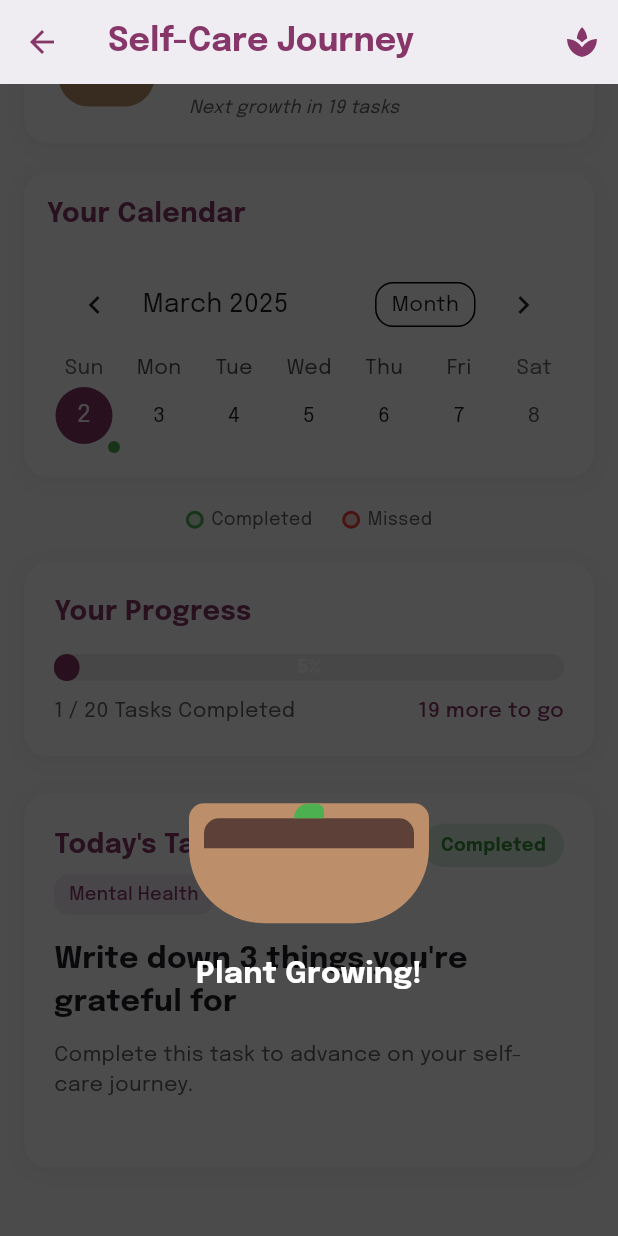
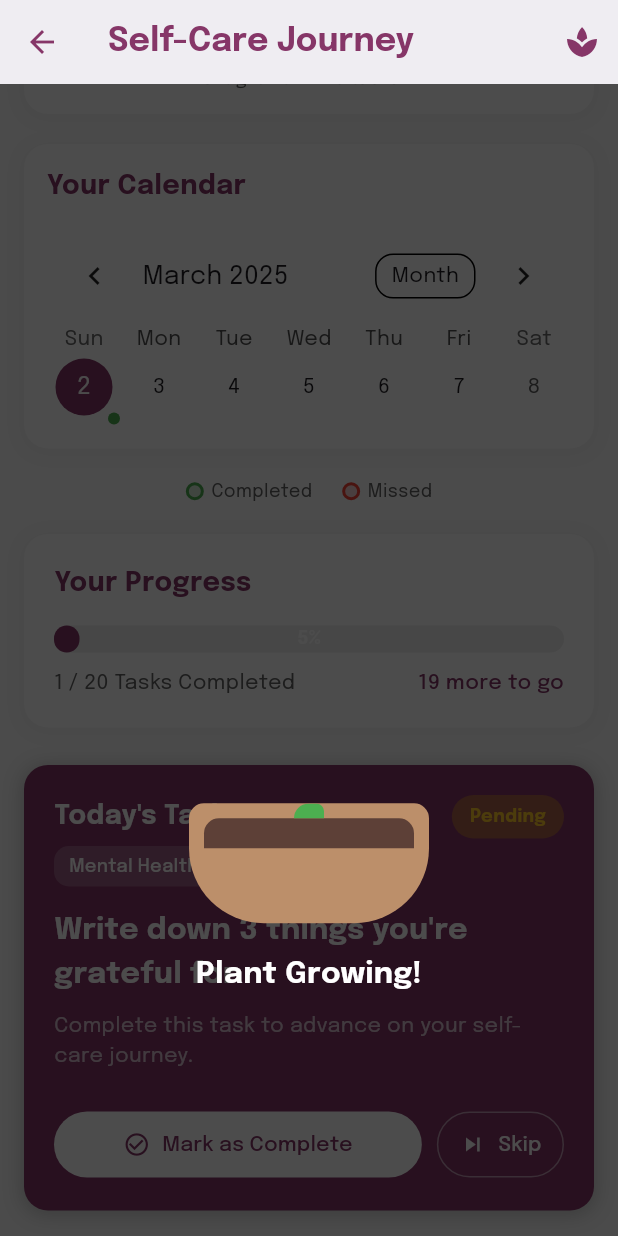
Before and after one commit to adahaggarwal/inner-glow, a Flutter app: the SelfCareTasksScreen screen opened directly, scrolled down 346 dp, after a tap on "Mark as Complete", on a phone screen of 412 x 824 dp. Run offline on Flutter 3.47's test engine with Material 3 defaults, Android fonts, the phone set to English and light mode, and no system bars; drawn by our look-alikes of percent_indicator, table_calendar; our stand-ins replace confetti, just_audio, permission_handler, shared_preferences, speech_to_text; missing offline and left inert: audio_session; accounts and stored records are empty.

Commit message:
ui changes

```diff
--- a/lib/constants/colors.dart
+++ b/lib/constants/colors.dart
@@ -3,3 +3,4 @@
 const Color textcol = Color(0xFF371B34);
 const Color bg = Color(0xFF863668);
 const Color primaryColor = Color(0xFF863668);
+const Color lightp = Color.fromARGB(255, 245, 192, 224);
--- a/lib/screens/bloombuddy.dart
+++ b/lib/screens/bloombuddy.dart
@@ -48,15 +48,17 @@
 
   @override
   Widget build(BuildContext context) {
-    final int growthStage = (widget.completedTasks / 25).floor();
+    final int growthStage = (widget.completedTasks / 20).floor();
     // Calculate next growth threshold
-    final int nextGrowthAt = (growthStage + 1) * 25;
+    final int nextGrowthAt = (growthStage + 1) * 20;
     // Tasks remaining for next stage
     final int tasksRemaining = nextGrowthAt - widget.completedTasks;
 
     return Scaffold(
       appBar: AppBar(
-        title: const Text('Bloom Buddy'),
+        centerTitle: true,
+        title: const Text('Bloom Buddy', style: TextStyle(color: Colors.white),),
+        leading: Icon(Icons.arrow_back, color: Colors.white,),
         backgroundColor: Color(0xFF863668),
       ),
       body: Container(
@@ -178,7 +180,7 @@
   const PlantWidget({
     Key? key,
     required this.completedTasks,
-    this.size = 180,
+    this.size = 250,
   }) : super(key: key);
 
   @override
--- a/lib/screens/self_care_tasks_screen.dart
+++ b/lib/screens/self_care_tasks_screen.dart
@@ -1,4 +1,5 @@
 import 'package:flutter/material.dart';
+import 'package:innerglow/constants/colors.dart';
 import 'package:table_calendar/table_calendar.dart';
 import 'package:percent_indicator/linear_percent_indicator.dart';
 import 'package:confetti/confetti.dart';
@@ -19,7 +20,7 @@
   DateTime _selectedDay = DateTime.now();
 
   // Track task completion status
-  Map<String, bool> _completedTasks = {};
+  Map<String, List<String>> _completedTasks = {};
   Map<String, bool> _missedTasks = {};
 
   // Current task details
@@ -98,7 +99,6 @@
     return "${date.year}-${date.month}-${date.day}";
   }
 
-  // Load saved data from SharedPreferences
   Future<void> _loadSavedData() async {
     final prefs = await SharedPreferences.getInstance();
 
@@ -106,7 +106,17 @@
       // Load completed tasks
       final completedTasksJson = prefs.getString('completedTasks');
       if (completedTasksJson != null) {
-        _completedTasks = Map<String, bool>.from(jsonDecode(completedTasksJson));
+        Map<String, dynamic> rawCompletedTasks = jsonDecode(completedTasksJson);
+        _completedTasks = rawCompletedTasks.map((key, value) {
+          // Ensure the value is converted to a List<String>
+          if (value is List) {
+            return MapEntry(key, List<String>.from(value));
+          } else if (value is bool && value) {
+            // Handle legacy data (Map<String, bool>)
+            return MapEntry(key, ["default_task"]);
+          }
+          return MapEntry(key, []);
+        });
       }
 
       // Load missed tasks
@@ -250,7 +260,7 @@
           calendarBuilders: CalendarBuilders(
             markerBuilder: (context, date, events) {
               final dateKey = _formatDateKey(date);
-              final isCompleted = _completedTasks[dateKey] == true;
+              final isCompleted = _completedTasks.containsKey(dateKey) && _completedTasks[dateKey]!.isNotEmpty;
               final isMissed = _missedTasks[dateKey] == true;
 
               if (isCompleted || isMissed) {
@@ -271,7 +281,7 @@
             },
             defaultBuilder: (context, day, focusedDay) {
               final dateKey = _formatDateKey(day);
-              final isCompleted = _completedTasks[dateKey] == true;
+              final isCompleted = _completedTasks.containsKey(dateKey) && _completedTasks[dateKey]!.isNotEmpty;
               final isMissed = _missedTasks[dateKey] == true;
 
               if (isCompleted || isMissed) {
@@ -301,13 +311,17 @@
   );
 }
 
-  // Complete a task
   void _completeTask() {
     final today = _formatDateKey(_selectedDay);
 
     setState(() {
-      _completedTasks[today] = true;
-      _missedTasks.remove(today);
+      // Add the current task to the list of completed tasks for today
+      if (!_completedTasks.containsKey(today)) {
+        _completedTasks[today] = [];
+      }
+      _completedTasks[today]!.add(currentTaskTitle);
+
+      // Increment counters
       stepsCompleted++;
       totalLifetimeCompleted++;
       progressValue = stepsCompleted / totalSteps;
@@ -334,12 +348,16 @@
     _saveData();
   }
 
-  // Skip a task
+  //skip task
   void _skipTask() {
   final today = _formatDateKey(_selectedDay);
 
   setState(() {
+    // Mark the day as missed only if no tasks have been completed today
+    if (!_completedTasks.containsKey(today) || _completedTasks[today]!.isEmpty) {
       _missedTasks[today] = true;
+    }
+
     _assignNewTask();
   });
 
@@ -786,11 +804,11 @@
 
   return Container(
     decoration: BoxDecoration(
-        color: Colors.white,
+      color: bg,
       borderRadius: BorderRadius.circular(16),
       boxShadow: [
         BoxShadow(
-            color: Colors.grey.withOpacity(0.1),
+          color: Colors.black.withOpacity(0.2),
           spreadRadius: 1,
           blurRadius: 10,
           offset: const Offset(0, 2),
@@ -806,16 +824,16 @@
           children: [
             Text(
               isToday ? "Today's Task" : "Task for ${_selectedDay.day}/${_selectedDay.month}/${_selectedDay.year}",
-                style: TextStyle(fontSize: 18, fontWeight: FontWeight.bold, color: primaryColor),
+              style: TextStyle(fontSize: 18, fontWeight: FontWeight.bold, color: Colors.white),
             ),
             Container(
               padding: const EdgeInsets.symmetric(horizontal: 12, vertical: 6),
               decoration: BoxDecoration(
                 color: isCompleted
-                      ? Colors.green.withOpacity(0.2)
+                    ? Colors.green.withOpacity(0.3)
                     : isMissed
-                          ? Colors.red.withOpacity(0.2)
-                          : Colors.blue.withOpacity(0.2),
+                        ? Colors.red.withOpacity(0.3)
+                        : Colors.amber.withOpacity(0.3),
                 borderRadius: BorderRadius.circular(20),
               ),
               child: Text(
@@ -824,10 +842,10 @@
                   fontSize: 12,
                   fontWeight: FontWeight.bold,
                   color: isCompleted
-                        ? Colors.green[700]
+                      ? Colors.green[400]
                       : isMissed
-                            ? Colors.red[700]
-                            : Colors.blue[700],
+                          ? Colors.red[400]
+                          : Colors.amber[400],
                 ),
               ),
             ),
@@ -837,14 +855,14 @@
         Container(
           padding: const EdgeInsets.symmetric(horizontal: 10, vertical: 5),
           decoration: BoxDecoration(
-              color: primaryColor.withOpacity(0.1),
+            color: Colors.white.withOpacity(0.2),
             borderRadius: BorderRadius.circular(10),
           ),
           child: Text(
             currentTaskCategory,
             style: TextStyle(
               fontSize: 12,
-                color: primaryColor,
+              color: Colors.white,
               fontWeight: FontWeight.w500,
             ),
           ),
@@ -852,12 +870,12 @@
         const SizedBox(height: 15),
         Text(
           currentTaskTitle,
-            style: const TextStyle(fontSize: 20, fontWeight: FontWeight.bold),
+          style: const TextStyle(fontSize: 20, fontWeight: FontWeight.bold, color: Colors.white),
         ),
         const SizedBox(height: 10),
         Text(
           currentTaskDescription,
-            style: TextStyle(fontSize: 14, color: Colors.grey[700]),
+          style: TextStyle(fontSize: 14, color: Colors.white.withOpacity(0.7)),
         ),
         const SizedBox(height: 25),
         if (isToday && !isCompleted && !isMissed)
@@ -869,10 +887,13 @@
                   icon: const Icon(Icons.check_circle_outline),
                   label: const Text("Mark as Complete"),
                   style: ElevatedButton.styleFrom(
-                      backgroundColor: primaryColor,
-                      foregroundColor: Colors.white,
+                    backgroundColor: Colors.white,
+                    foregroundColor: bg,
                     elevation: 0,
-                      shape: RoundedRectangleBorder(borderRadius: BorderRadius.circular(30)),
+                    shape: RoundedRectangleBorder(
+                      borderRadius: BorderRadius.circular(30)
+                      ),
+
                     padding: const EdgeInsets.symmetric(vertical: 12),
                   ),
                 ),
@@ -883,8 +904,8 @@
                 icon: const Icon(Icons.skip_next),
                 label: const Text("Skip"),
                 style: OutlinedButton.styleFrom(
-                    foregroundColor: Colors.grey[700],
-                    side: BorderSide(color: Colors.grey[300]!),
+                  foregroundColor: Colors.white,
+                  side: BorderSide(color: Colors.white.withOpacity(0.5)),
                   shape: RoundedRectangleBorder(borderRadius: BorderRadius.circular(30)),
                   padding: const EdgeInsets.symmetric(vertical: 12, horizontal: 15),
                 ),
```
Lines whose indentation alone changed are shown as unchanged.
